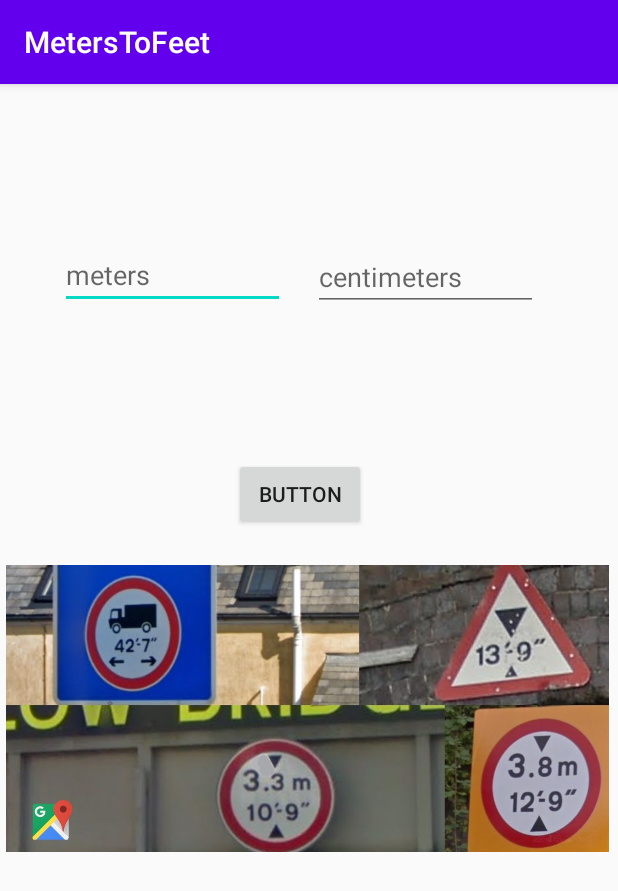
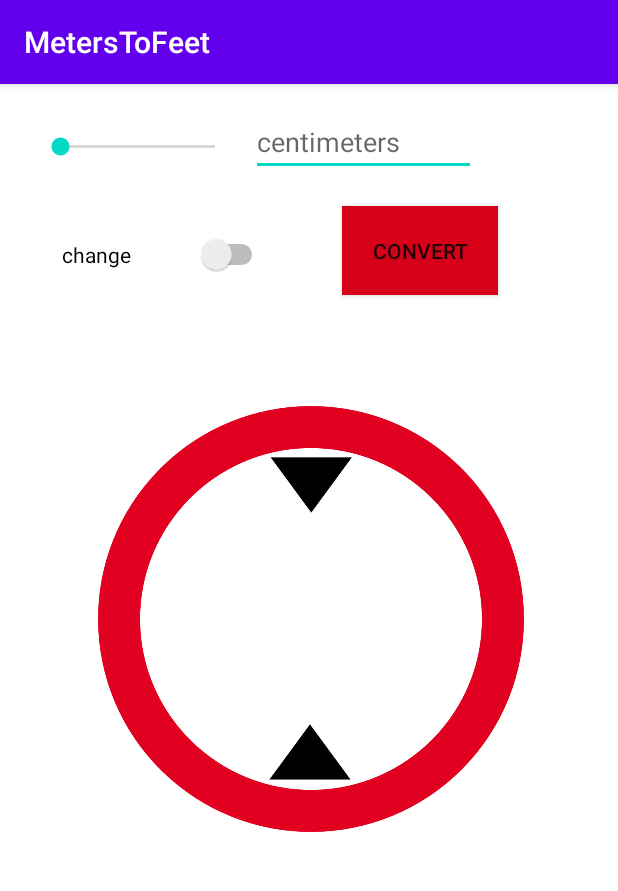
Before and after one commit to darekli/ASMetersToFeet, an Android app: the screen it shows after launch (MainActivity), on a phone screen of 412 x 824 dp. Shown: the top 891 px of the screen. Run offline under Robolectric (Android 15) with nearby library versions, the phone set to English and light mode, and no system bars.

Commit message:
TextView is replacing by SeekBar

```diff
--- a/app/src/main/java/com/example/meterstofeet/MainActivity.java
+++ b/app/src/main/java/com/example/meterstofeet/MainActivity.java
@@ -8,38 +8,76 @@ import android.text.InputFilter;
 import android.util.Log;
 import android.view.View;
 import android.widget.EditText;
+import android.widget.ImageView;
+import android.widget.TextView;
 import android.widget.Toast;
 
 public class MainActivity extends AppCompatActivity {
 
 
+    TextView textView;
 
+    public void show(View view) {
+        textView.setVisibility(View.VISIBLE);
+    }
+
+    public void hide(View view) {
+        textView.setVisibility(View.INVISIBLE);
+    }
 
     public void getMetersToFeet(View view) {
+        try {
+
 
 //METERS
             EditText etM = (EditText) findViewById(R.id.meters);
-        etM.setFilters(new InputFilter[]{ new InputFilterMinMax("0", "99")});
+            etM.setFilters(new InputFilter[]{new InputFilterMinMax("0", "99")});
 
             String metersString = etM.getText().toString();
             int metersInt = Integer.parseInt(metersString);
 
             //CENTIMETERS
             EditText etCms = (EditText) findViewById(R.id.cms);
-        etCms.setFilters(new InputFilter[]{ new InputFilterMinMax("0", "99")});
+            etCms.setFilters(new InputFilter[]{new InputFilterMinMax("0", "99")});
             // String cmsString = etCms.getText().toString();
             int cmsInt = Integer.parseInt(etCms.getText().toString());
 
+
             Log.i("meters: ", String.valueOf(metersInt));
             Log.i("centimeters: ", String.valueOf(cmsInt));
-        Log.i("feet: ",getDimInFootString(metersInt, cmsInt));
-       Log.i("inch: ",getLeftDimInInchString(metersInt,cmsInt));
 
-        Toast.makeText(this,getDimInFootString(metersInt, cmsInt)+"' "+getLeftDimInInchString(metersInt,cmsInt)+"\"", Toast.LENGTH_LONG).show();
+            Log.i("feet: ", getDimInFootString(metersInt, cmsInt));
+            Log.i("inch: ", getLeftDimInInchString(metersInt, cmsInt));
+
+
+            Toast.makeText(this, getDimInFootString(metersInt, cmsInt) + "' " + getLeftDimInInchString(metersInt, cmsInt) + "\"", Toast.LENGTH_LONG).show();
             //Toast.makeText(this,"inch: "+getLeftDimInInchString(metersInt, cmsInt), Toast.LENGTH_LONG).show();
+            TextView signTextView = findViewById(R.id.textViewInSign);
+            signTextView.setText(getDimInFootString(metersInt, cmsInt) + "'-" + getLeftDimInInchString(metersInt, cmsInt) + "\"");
+
+//        ImageView imageView = (ImageView) findViewById(R.id.imageHeight);
+//        imageView.setImageResource(R.drawable.signrestictionreightempty);
+            if (getDimInFoot(metersInt, cmsInt) > 16) {
+                Log.i("Too height! ", getDimInFootString(metersInt, cmsInt));
+                Toast.makeText(this, "No UK legal height limit but wherever possible a maximum of 4.95 metres should be adhered to in order to make maximum use of the motorway and trunk road network.", Toast.LENGTH_LONG).show();
+
+                //textView = findViewById(R.id.textView);
+                show(textView);
+            }
+        } catch (NumberFormatException ex) {
+            ex.printStackTrace();
+        } catch (NullPointerException e) {
+
+        } catch (Exception e) {
 
         }
 
+//if(getDimInFoot(metersInt, cmsInt) < 16){
+//    hide(textView);
+//}
+
+
+    }
 
 
     private final double ratioMtoF = 3.2808399;
@@ -48,6 +86,8 @@ public class MainActivity extends AppCompatActivity {
 
 
     public double getDimInFoot(double meters, double centimeters) {
+
+        try {
             int foot = (int) Math.ceil((((meters + (centimeters / 100)) * ratioMtoF) % 1) * 12);
             double footFloor = Math.floor((meters + (centimeters / 100)) * ratioMtoF);
             if (foot == 12) {
@@ -55,25 +95,51 @@ public class MainActivity extends AppCompatActivity {
             } else {
                 return (int) footFloor;
             }
+        } catch (Exception ignored) {
+
+        }
+        return 0.0;
     }
 
     public String getDimInFootString(double meters, double centimeters) {
+        try {
+
+
             int feetInt = (int) getDimInFoot(meters, centimeters);
             return String.valueOf(feetInt);
+        } catch (Exception ignored) {
+
+        }
+        return "Input value";
     }
 
     public double getLeftDimInInch(double meters, double centimeters) {
+        try {
+
             int inches = (int) Math.ceil((((meters + (centimeters / 100)) * ratioMtoF) % 1) * 12);
             if (inches == 12) {
                 return 0;
             } else {
                 return inches;
             }
+        } catch (Exception ignored) {
+
         }
+        return 0.0;
+    }
+
+
     private String getLeftDimInInchString(double meters, double centimeters) {
-        int inchInt = (int)getLeftDimInInch(meters, centimeters);
+        //int inchInt = Integer.parseInt(null);
+        try {
+            int inchInt = (int) getLeftDimInInch(meters, centimeters);
             return String.valueOf(inchInt);
+        } catch (Exception ignored) {
+
         }
+        return "Input value";
+    }
+
 
 //    public String getDimInMeters() {
 //        double meters = foot * ratioFItoM + inch * ratioInchToFoot;
@@ -84,7 +150,6 @@ public class MainActivity extends AppCompatActivity {
 //    Image.setImageResource(R.drowable.cat2);
 
 
-
     @Override
     protected void onCreate(Bundle savedInstanceState) {
         super.onCreate(savedInstanceState);
--- a/app/src/main/res/layout/activity_main.xml
+++ b/app/src/main/res/layout/activity_main.xml
@@ -4,73 +4,96 @@
     xmlns:tools="http://schemas.android.com/tools"
     android:layout_width="match_parent"
     android:layout_height="match_parent"
+    android:background="#FFFFFF"
     tools:context=".MainActivity">
+
 
     <Button
         android:id="@+id/button"
         android:layout_width="wrap_content"
         android:layout_height="wrap_content"
-        android:layout_marginStart="155dp"
-        android:layout_marginLeft="155dp"
-        android:layout_marginTop="98dp"
-        android:layout_marginEnd="168dp"
-        android:layout_marginRight="168dp"
+        android:layout_marginStart="40dp"
+        android:layout_marginLeft="40dp"
+        android:layout_marginTop="20dp"
+        android:layout_marginEnd="80dp"
+        android:layout_marginRight="80dp"
+        android:background="#D70019"
         android:onClick="getMetersToFeet"
-        android:text="Button"
+        android:padding="20dp"
+        android:text="Convert"
         app:layout_constraintEnd_toEndOf="parent"
+        app:layout_constraintHorizontal_bias="1.0"
         app:layout_constraintStart_toStartOf="parent"
         app:layout_constraintTop_toBottomOf="@+id/cms" />
-
-
-    <EditText
-        android:id="@+id/meters"
-        android:layout_width="150dp"
-        android:layout_height="44dp"
-        android:layout_marginStart="44dp"
-        android:layout_marginLeft="44dp"
-        android:layout_marginTop="106dp"
-        android:layout_marginEnd="9dp"
-        android:layout_marginRight="9dp"
-        android:ems="10"
-        android:hint="meters"
-        android:inputType="number"
-        android:maxLength="2"
-        app:layout_constraintEnd_toStartOf="@+id/cms"
-        app:layout_constraintStart_toStartOf="parent"
-        app:layout_constraintTop_toTopOf="parent" />
 
     <EditText
         android:id="@+id/cms"
         android:layout_width="150dp"
         android:layout_height="45dp"
-        android:layout_marginStart="9dp"
-        android:layout_marginLeft="9dp"
-        android:layout_marginTop="106dp"
-        android:layout_marginEnd="58dp"
-        android:layout_marginRight="58dp"
+        android:layout_marginStart="8dp"
+        android:layout_marginLeft="8dp"
+        android:layout_marginTop="16dp"
         android:ems="10"
+
         android:hint="centimeters"
         android:inputType="number"
-
         android:maxLength="2"
-        app:layout_constraintEnd_toEndOf="parent"
         app:layout_constraintStart_toEndOf="@+id/meters"
         app:layout_constraintTop_toTopOf="parent" />
 
     <ImageView
-        android:id="@+id/imageView"
-        android:layout_width="402dp"
-        android:layout_height="753dp"
-        android:layout_marginStart="4dp"
-        android:layout_marginLeft="4dp"
-        android:layout_marginTop="40dp"
-        android:layout_marginEnd="4dp"
-        android:layout_marginRight="4dp"
-        android:scaleType="centerInside"
+        android:id="@+id/imageHeight"
+        android:layout_width="381dp"
+        android:layout_height="284dp"
+        android:layout_marginStart="45dp"
+        android:layout_marginLeft="45dp"
+        android:layout_marginTop="20dp"
+        android:layout_marginEnd="45dp"
+        android:layout_marginRight="45dp"
+        android:layout_marginBottom="80dp"
+        app:layout_constraintBottom_toBottomOf="parent"
         app:layout_constraintEnd_toEndOf="parent"
-        app:layout_constraintHorizontal_bias="0.0"
+        app:layout_constraintHorizontal_bias="0.483"
         app:layout_constraintStart_toStartOf="parent"
-        app:layout_constraintTop_toTopOf="parent"
-        app:srcCompat="@drawable/signs600h" />
+        app:layout_constraintTop_toBottomOf="@+id/cms"
+        app:layout_constraintVertical_bias="0.413"
+        app:srcCompat="@drawable/signrestictionreightempty" />
+
+    <TextView
+        android:id="@+id/textViewInSign"
+        android:layout_width="wrap_content"
+        android:layout_height="wrap_content"
+        android:text="13'-11''"
+        android:textColor="#000000"
+        android:textSize="66sp"
+        android:textStyle="bold"
+        app:layout_constraintBottom_toTopOf="@+id/imageHeight"
+        app:layout_constraintEnd_toStartOf="@+id/imageHeight"
+        app:layout_constraintHorizontal_bias="0.5"
+        app:layout_constraintStart_toEndOf="@+id/imageHeight"
+        app:layout_constraintTop_toBottomOf="@+id/imageHeight" />
+
+    <Switch
+        android:id="@+id/switch1"
+        android:layout_width="137dp"
+        android:layout_height="27dp"
+        android:layout_marginStart="41dp"
+        android:layout_marginLeft="41dp"
+        android:layout_marginBottom="87dp"
+        android:text="change"
+        android:textOff="feet to meters"
+        android:textOn="meters to feet"
+        app:layout_constraintBottom_toTopOf="@+id/imageHeight"
+        app:layout_constraintStart_toStartOf="parent" />
+
+    <SeekBar
+        android:id="@+id/meters"
+        android:layout_width="135dp"
+        android:layout_height="36dp"
+        android:layout_marginStart="24dp"
+        android:layout_marginLeft="24dp"
+        android:layout_marginTop="24dp"
+        app:layout_constraintStart_toStartOf="parent"
+        app:layout_constraintTop_toTopOf="parent" />
 
 </androidx.constraintlayout.widget.ConstraintLayout>
```
Also changed, not shown: app/src/main/res/drawable/signrestictionreightempty.jpg (added), app/src/main/res/drawable/signrestrictionwideempty.jpg (added). Lines whose indentation alone changed are shown as unchanged.
